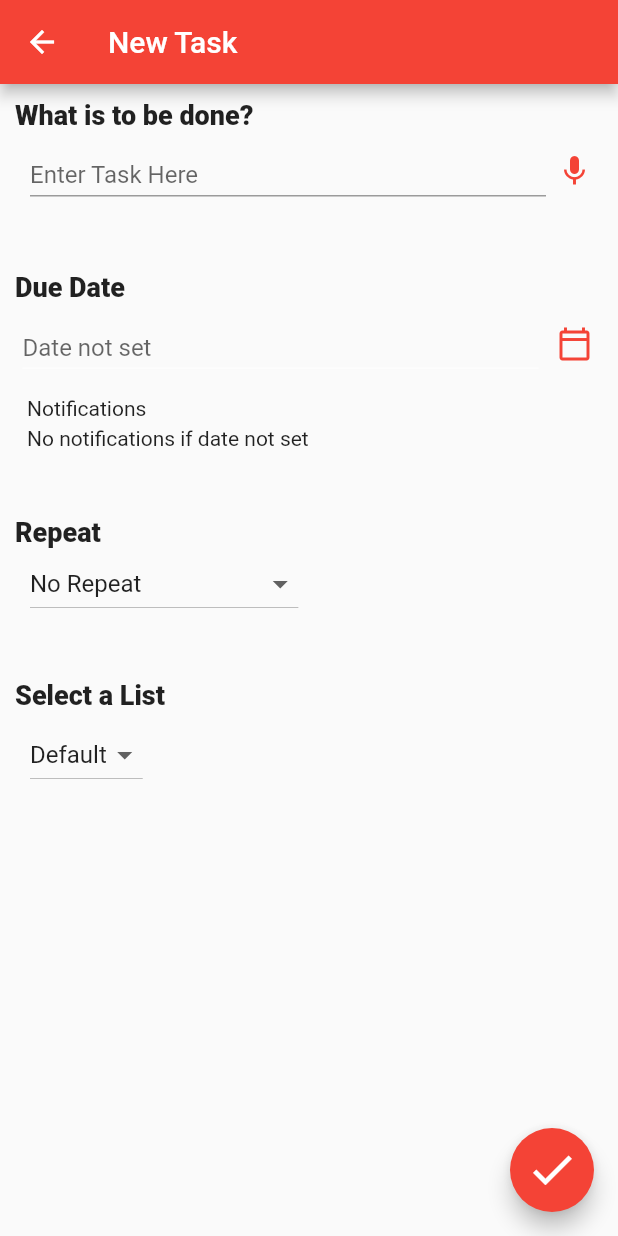
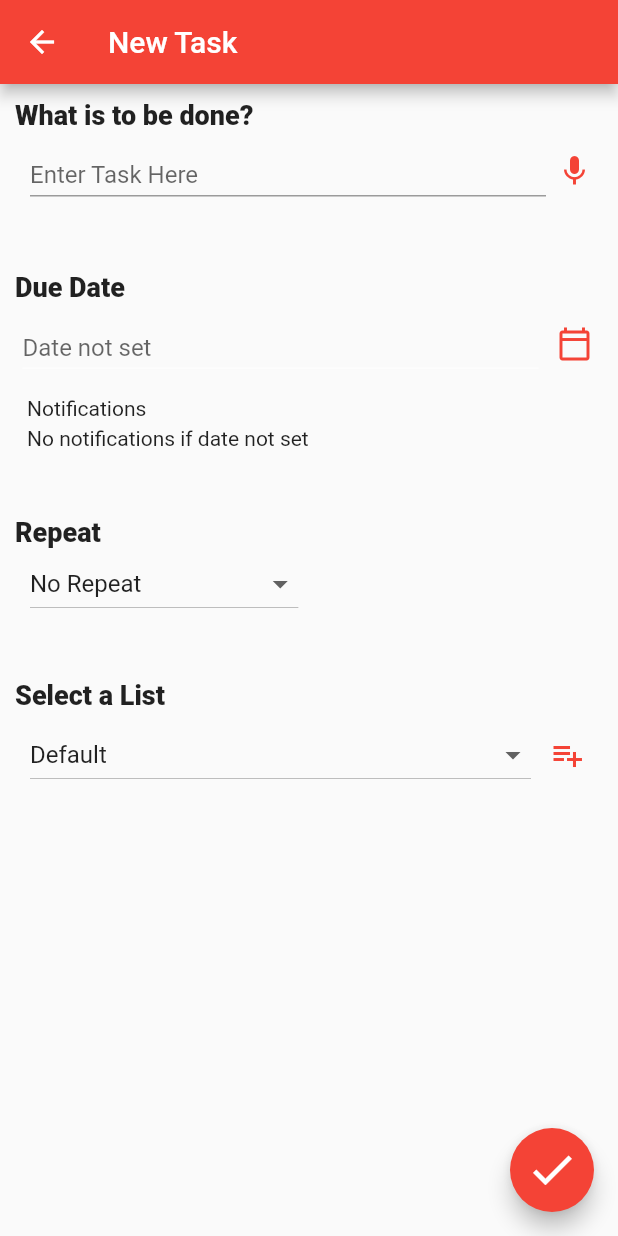
Before and after one commit to Pony-Stark/todoagain, a Flutter app: the screen it shows after launch, after a tap on the "add" icon, on a phone screen of 412 x 824 dp. Run offline on Flutter 3.47's test engine with Material 2 defaults, Android fonts, the phone set to English and light mode, and no system bars; our stand-ins replace sqflite; accounts and stored records are empty.

Commit message:
In activity card, passed list name instead of list ID. made constant DefaultlistID instead of hardcoded value, made dropdown menu from active lists in new task screen, added alert dialog to add new list in new task screen

```diff
--- a/lib/screens/home_screen.dart
+++ b/lib/screens/home_screen.dart
@@ -31,7 +31,8 @@ class _MyHomePageState extends State<MyHomePage> {
           body: () {
             {
               if (sd.isDataLoaded) {
-                var data = sd.activeTaskList;
+                var data = sd.activeTasks;
+                var listInfo = sd.activeListsByID;
                 List<Widget> children = [];
                 for (var task in data) {
                   children.add(ActivityCard(
@@ -40,7 +41,7 @@ class _MyHomePageState extends State<MyHomePage> {
                     date: task.deadlineDate == null
                         ? ""
                         : task.deadlineDate.toString(),
-                    list: task.taskListID.toString(),
+                    list: listInfo[task.taskListID]!.listName,
                     onTap: () {
                       Navigator.pushNamed(context, routing.newTaskScreenID,
                           arguments: task);
--- a/lib/screens/new_task_screen.dart
+++ b/lib/screens/new_task_screen.dart
@@ -19,7 +19,7 @@ class _NewTaskScreenState extends State<NewTaskScreen> {
       isFinished: false,
       isRepeating: false,
       taskName: "",
-      taskListID: 1,
+      taskListID: defaultListID,
       taskID: -1,
       parentTaskID: null,
       deadlineDate: null,
@@ -336,11 +336,61 @@ class _NewTaskScreenState extends State<NewTaskScreen> {
             Row(
               children: [
                 SizedBox(width: 10),
-                DropdownButton<String>(
-                  items: dropdownItemCreator(["Default"]),
-                  value: "Default",
-                  onChanged: (value) {},
+                Expanded(
+                  child:
+                      Consumer<TodosData>(builder: (context, todosData, child) {
+                    List<DropdownMenuItem<int>> menuItems = [];
+                    for (var taskList in todosData.activeListsByID.values) {
+                      menuItems.add(
+                        DropdownMenuItem<int>(
+                          child: Text(taskList.listName),
+                          value: taskList.listID,
+                        ),
+                      );
+                    }
+                    return DropdownButton<int>(
+                      isExpanded: true,
+                      items: menuItems,
+                      value: task.taskListID,
+                      onChanged: (value) {
+                        task.taskListID = value ?? task.taskListID;
+                        setState(() {});
+                      },
+                    );
+                  }),
                 ),
+                SizedBox(width: 5),
+                CustomIconButton(
+                    iconData: Icons.playlist_add,
+                    onPressed: () {
+                      String listName = "";
+                      showDialog(
+                        context: context,
+                        builder: (context) {
+                          return AlertDialog(
+                            title: Text("Add a list"),
+                            content: TextField(
+                              onChanged: (value) {
+                                listName = value;
+                              },
+                              decoration: InputDecoration(
+                                  hintText: "Enter name of the list"),
+                            ),
+                            actions: [
+                              TextButton(
+                                child: Text("OK"),
+                                onPressed: () {
+                                  Provider.of<TodosData>(context, listen: false)
+                                      .addList(listName);
+                                  Navigator.pop(context);
+                                },
+                              ),
+                            ],
+                          );
+                        },
+                      );
+                    }),
+                SizedBox(width: 5),
               ],
             ),
           ],
--- a/lib/sqlite.dart
+++ b/lib/sqlite.dart
@@ -67,13 +67,13 @@ class SqliteDB {
   ///returns all taks whose isFinished is false
   static Future<List<Task>> getAllPendingTasks() async {
     var dbClient = await db;
-    List<Map<String, dynamic>> taskListFromDB =
+    List<Map<String, dynamic>> tasksFromDB =
         await dbClient.query("TASK", where: "isFinished = ?", whereArgs: [0]);
-    List<Task> taskListAsObjects = [];
-    for (var map in taskListFromDB) {
-      taskListAsObjects.add(Task.fromMap(map));
+    List<Task> tasksAsObjects = [];
+    for (var map in tasksFromDB) {
+      tasksAsObjects.add(Task.fromMap(map));
     }
-    return (taskListAsObjects);
+    return (tasksAsObjects);
   }
 
   static Future<bool> updateTask(Task task) async {
@@ -89,4 +89,25 @@ class SqliteDB {
         .delete("TASK", where: "taskID = ?", whereArgs: [task.taskID]);
     return (changes == 1);
   }
+
+  static Future<List<TaskList>> getAllActiveLists() async {
+    var dbClient = await db;
+    List<Map<String, dynamic>> taskListsFromDB =
+        await dbClient.query("LIST", where: "isActive = ?", whereArgs: [1]);
+    List<TaskList> taskListsAsObjects = [];
+    for (var map in taskListsFromDB) {
+      taskListsAsObjects.add(TaskList.fromMap(map));
+    }
+    return (taskListsAsObjects);
+  }
+
+  static Future<int?> insertList(Map<String, dynamic> listData) async {
+    var dbClient = await db;
+    int id = await dbClient.insert("LIST", listData);
+    if (id != 0) {
+      return (id);
+    } else {
+      return (null);
+    }
+  }
 }
--- a/lib/task.dart
+++ b/lib/task.dart
@@ -2,6 +2,7 @@ import 'package:flutter/material.dart';
 
 //used to display in UI
 const String noRepeat = "No Repeat";
+const defaultListID = 1;
 
 enum RepeatCycle {
   onceADay,
@@ -119,9 +120,31 @@ class RepeatingTask {
 }
 
 class TaskList {
-  int taskListID;
-  String taskListName;
-  List<Task> nonRepeatingTasks;
+  int listID;
+  String listName;
+  bool isActive;
+  TaskList({
+    required this.listID,
+    required this.listName,
+    required this.isActive,
+  });
+
+  static TaskList fromMap(Map<String, dynamic> taskListAsMap) {
+    return TaskList(
+      listID: taskListAsMap["listID"],
+      listName: taskListAsMap["listName"],
+      isActive: taskListAsMap["isActive"] == 1 ? true : false,
+    );
+  }
+
+  Map<String, dynamic> toMap() {
+    return {
+      "listID": listID,
+      "listName": listName,
+      "isActive": isActive == true ? 1 : 0,
+    };
+  }
+  /*List<Task> nonRepeatingTasks;
   List<RepeatingTask> repeatingTasks;
   List<Task> activeRepeatingTaskInstances;
   TaskList({
@@ -130,7 +153,7 @@ class TaskList {
     required this.activeRepeatingTaskInstances,
     required this.taskListID,
     required this.taskListName,
-  });
+  });*/
   /*List<Task> getActiveTasks() {
     //TODO::Select repeating Task Instances as well
     List<Task> activeNonRepeatingTasks = [];
```
Also changed, not shown: lib/shared_data.dart (+28 -9 lines).
